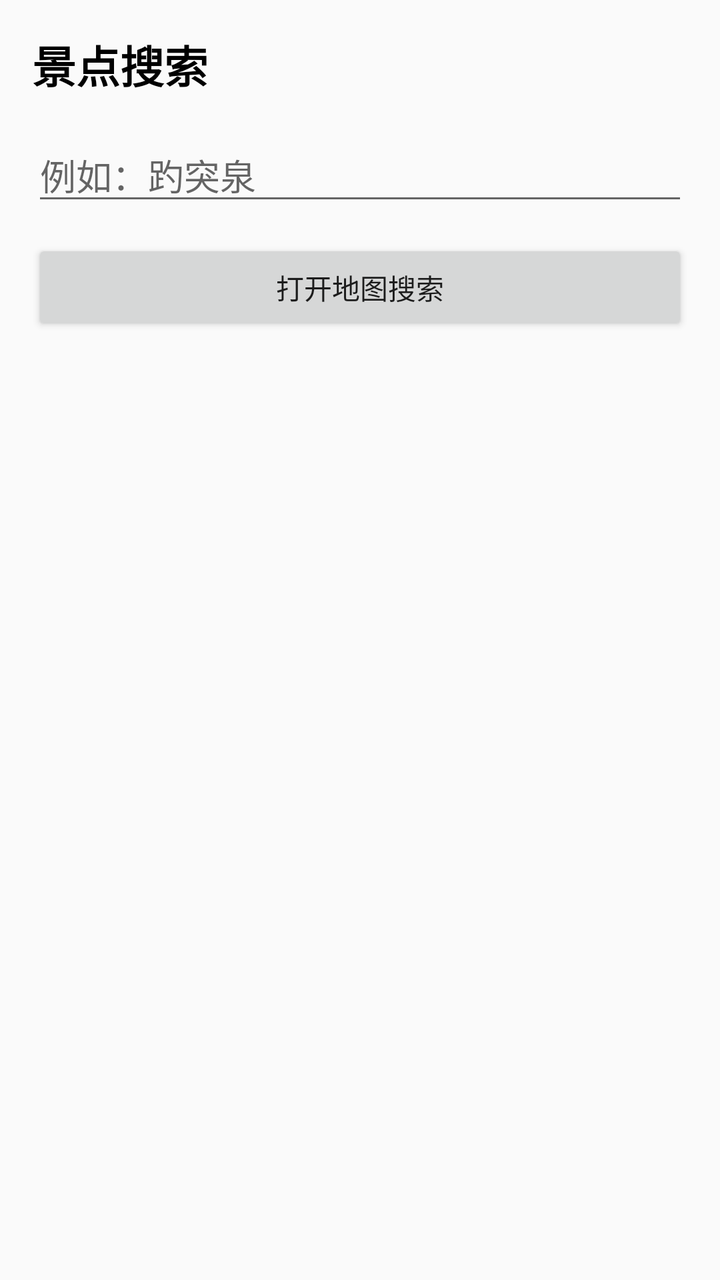
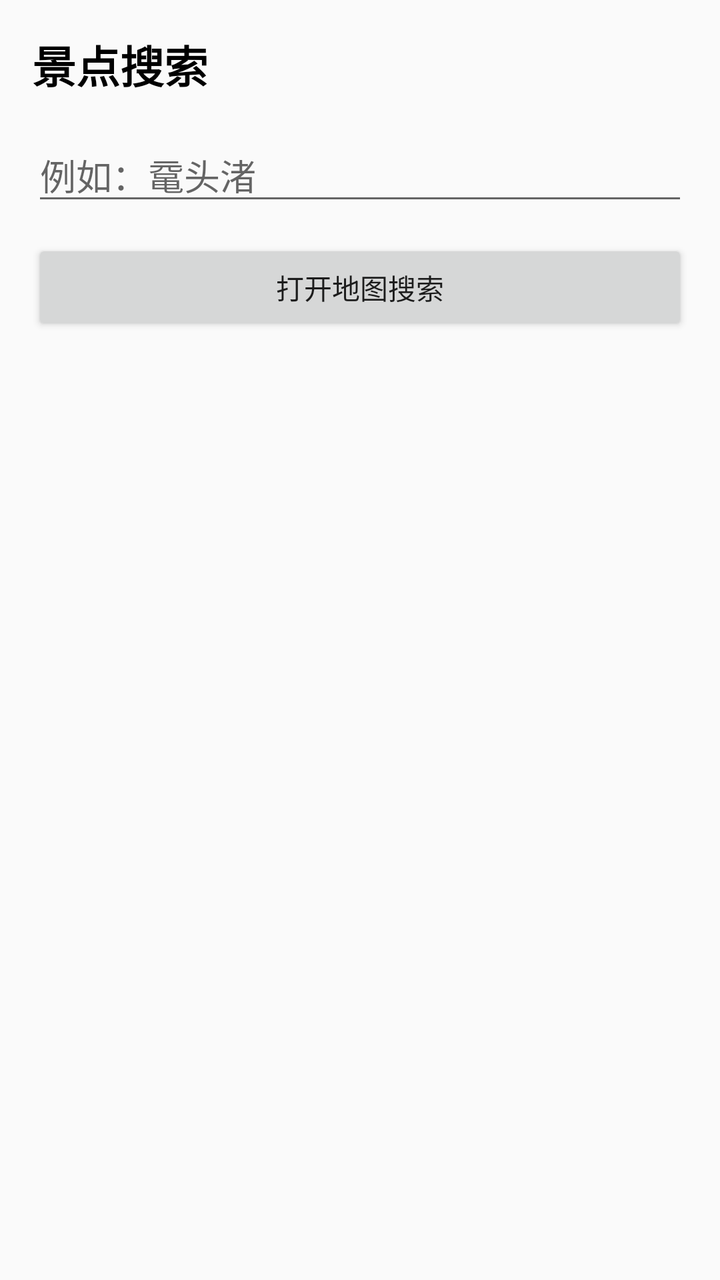

Two renders of the same Android screen: before a commit and after it. Below are the layout's source before the change and the commit's diff.
<!-- AndroidManifest.xml: application theme Theme.MyApplication -->
<!-- res/layout/activity_search.xml -->
<?xml version="1.0" encoding="utf-8"?>
<LinearLayout xmlns:android="http://schemas.android.com/apk/res/android"
    android:layout_width="match_parent"
    android:layout_height="match_parent"
    android:orientation="vertical"
    android:padding="16dp">

    <TextView
        android:layout_width="match_parent"
        android:layout_height="wrap_content"
        android:text="景点搜索"
        android:textColor="@color/black"
        android:textSize="22sp"
        android:textStyle="bold" />

    <EditText
        android:id="@+id/keywordEditText"
        android:layout_width="match_parent"
        android:layout_height="wrap_content"
        android:layout_marginTop="16dp"
        android:hint="例如：趵突泉"
        android:inputType="text" />

    <Button
        android:id="@+id/mapSearchButton"
        android:layout_width="match_parent"
        android:layout_height="wrap_content"
        android:layout_marginTop="12dp"
        android:text="打开地图搜索" />
</LinearLayout>
<!-- resources referenced by this layout -->
<resources>
  <color name="black">#FF000000</color>
  <style name="Theme.MyApplication" parent="android:Theme.Material.Light.NoActionBar" />
</resources>

<!-- the commit's change to res/layout/activity_search.xml (unified diff, before → after) -->
@@ -18,7 +18,7 @@
         android:layout_width="match_parent"
         android:layout_height="wrap_content"
         android:layout_marginTop="16dp"
-        android:hint="例如：趵突泉"
+        android:hint="例如：鼋头渚"
         android:inputType="text" />
 
     <Button
